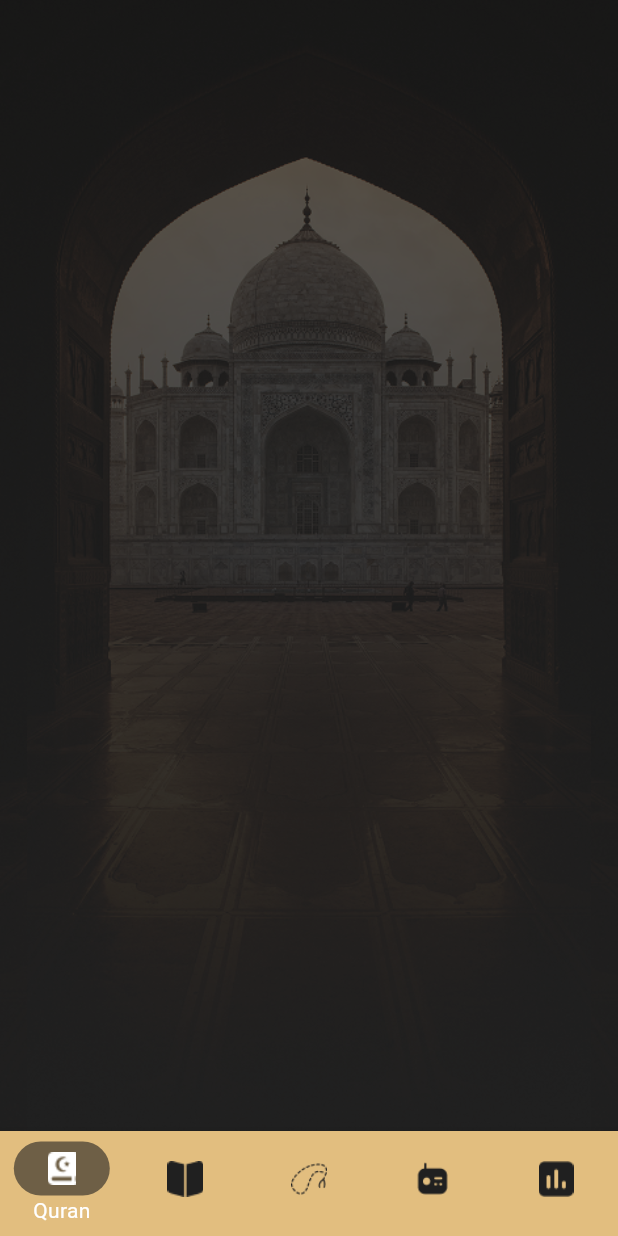
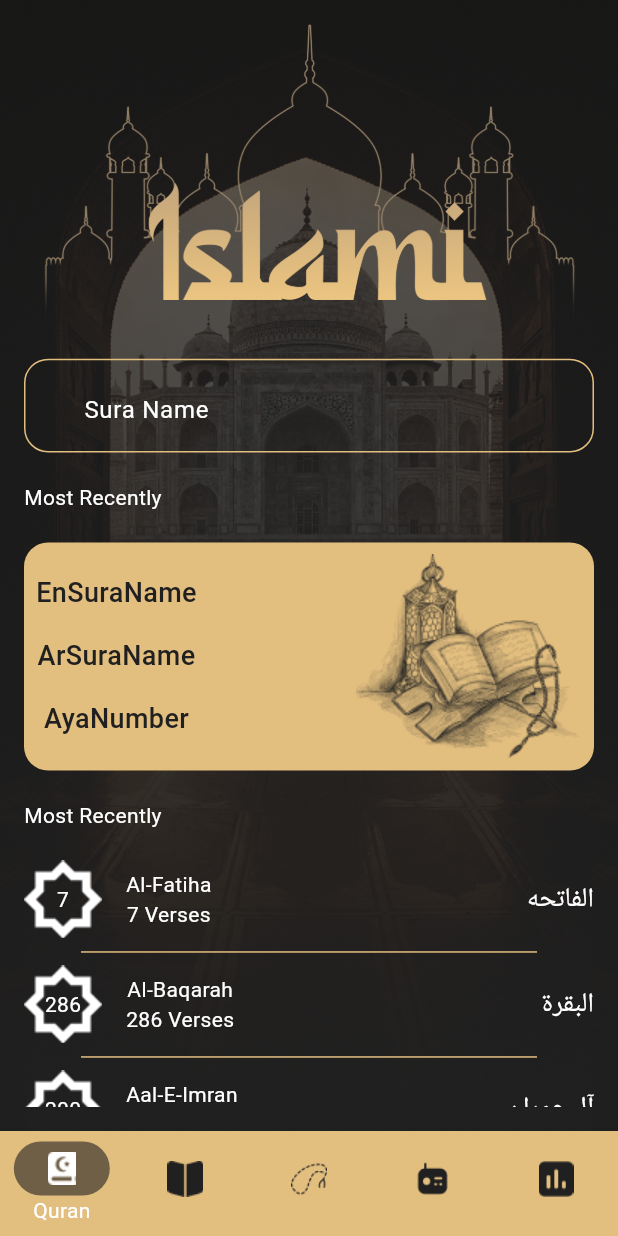
Before and after one commit to alaaHesham31/islami_app, a Flutter app: the HomeScreen screen opened by its route, on a phone screen of 412 x 824 dp. Run offline on Flutter 3.47's test engine with Material 3 defaults, Android fonts, the phone set to English and light mode, and no system bars; our stand-ins replace introduction_screen.

Commit message:
feat(quran): add quran tab with surahs list

```diff
--- /dev/null
+++ b/lib/home/quran/most_recently_widget.dart
@@ -0,0 +1,45 @@
+import 'package:flutter/material.dart';
+import 'package:islami_app_demo/theme/app_colors.dart';
+import 'package:islami_app_demo/theme/app_image.dart';
+
+
+class MostRecentlyWidget extends StatelessWidget {
+  const MostRecentlyWidget({super.key});
+
+  @override
+  Widget build(BuildContext context) {
+    return Container(
+      padding: EdgeInsets.all(8),
+      decoration: BoxDecoration(
+        color: AppColors.primaryColor,
+        borderRadius: BorderRadius.circular(16),
+      ),
+      child: Row(
+        mainAxisAlignment: MainAxisAlignment.spaceBetween,
+        children: [
+          Column(
+            children: [
+              Text(
+                'EnSuraName',
+                style: TextStyle(color: AppColors.blackColor, fontSize: 18, fontWeight: FontWeight.w500),
+              ),
+              SizedBox(height: 16,),
+              Text(
+                'ArSuraName',
+                style: TextStyle(color: AppColors.blackColor, fontSize: 18, fontWeight: FontWeight.w500),
+              ),
+              SizedBox(height: 16,),
+
+              Text(
+                'AyaNumber',
+                style: TextStyle(color: AppColors.blackColor,fontSize: 18, fontWeight: FontWeight.w500),
+              ),
+
+            ],
+          ),
+          Image.asset(AppImage.mostRecentlyBackground)
+        ],
+      ),
+    );
+  }
+}
--- a/lib/home/quran/quran_tab.dart
+++ b/lib/home/quran/quran_tab.dart
@@ -1,4 +1,7 @@
 import 'package:flutter/material.dart';
+import 'package:islami_app_demo/home/quran/most_recently_widget.dart';
+import 'package:islami_app_demo/home/quran/suras_list_widget.dart';
+import 'package:islami_app_demo/theme/app_colors.dart';
 import 'package:islami_app_demo/theme/app_image.dart';
 
 class QuranTab extends StatelessWidget {
@@ -7,11 +10,44 @@ class QuranTab extends StatelessWidget {
   @override
   Widget build(BuildContext context) {
     return Container(
+      padding: EdgeInsets.all(16),
       decoration: BoxDecoration(
           image: DecorationImage(image: AssetImage(AppImage.quranBackground))
       ),
       child: Scaffold(
-
+        body: Column(
+          crossAxisAlignment: CrossAxisAlignment.stretch,
+          children: [
+            Image.asset(AppImage.logoHeader),
+            TextFormField(
+              decoration: InputDecoration(
+                hintText: 'Sura Name',
+                hintStyle: TextStyle(color: AppColors.whiteColor),
+                prefix: Container(
+                    color: Colors.red,
+                    child: ImageIcon(AssetImage('assets/images/search_icon.png'))),
+                enabledBorder: OutlineInputBorder(
+                  borderRadius: BorderRadius.circular(16),
+                  borderSide: BorderSide(color: AppColors.primaryColor),
+                ),
+              ),
+            ),
+            SizedBox(height: 20),
+            Text(
+              'Most Recently',
+              style: TextStyle(color: AppColors.whiteColor),
+            ),
+            SizedBox(height: 20),
+            MostRecentlyWidget(),
+            SizedBox(height: 20),
+            Text(
+              'Most Recently',
+              style: TextStyle(color: AppColors.whiteColor),
+            ),
+            SizedBox(height: 20),
+            SurasListWidget(),
+          ],
+        ),
       ),
     );
   }
--- /dev/null
+++ b/lib/home/quran/suras_list_widget.dart
@@ -0,0 +1,414 @@
+import 'package:flutter/material.dart';
+import 'package:islami_app_demo/theme/app_colors.dart';
+import 'package:islami_app_demo/theme/app_image.dart';
+
+
+class SurasListWidget extends StatelessWidget {
+  SurasListWidget({super.key});
+
+  List<String> arabicAuranSuras = [
+    "الفاتحه",
+    "البقرة",
+    "آل عمران",
+    "النساء",
+    "المائدة",
+    "الأنعام",
+    "الأعراف",
+    "الأنفال",
+    "التوبة",
+    "يونس",
+    "هود",
+    "يوسف",
+    "الرعد",
+    "إبراهيم",
+    "الحجر",
+    "النحل",
+    "الإسراء",
+    "الكهف",
+    "مريم",
+    "طه",
+    "الأنبياء",
+    "الحج",
+    "المؤمنون",
+    "النّور",
+    "الفرقان",
+    "الشعراء",
+    "النّمل",
+    "القصص",
+    "العنكبوت",
+    "الرّوم",
+    "لقمان",
+    "السجدة",
+    "الأحزاب",
+    "سبأ",
+    "فاطر",
+    "يس",
+    "الصافات",
+    "ص",
+    "الزمر",
+    "غافر",
+    "فصّلت",
+    "الشورى",
+    "الزخرف",
+    "الدّخان",
+    "الجاثية",
+    "الأحقاف",
+    "محمد",
+    "الفتح",
+    "الحجرات",
+    "ق",
+    "الذاريات",
+    "الطور",
+    "النجم",
+    "القمر",
+    "الرحمن",
+    "الواقعة",
+    "الحديد",
+    "المجادلة",
+    "الحشر",
+    "الممتحنة",
+    "الصف",
+    "الجمعة",
+    "المنافقون",
+    "التغابن",
+    "الطلاق",
+    "التحريم",
+    "الملك",
+    "القلم",
+    "الحاقة",
+    "المعارج",
+    "نوح",
+    "الجن",
+    "المزّمّل",
+    "المدّثر",
+    "القيامة",
+    "الإنسان",
+    "المرسلات",
+    "النبأ",
+    "النازعات",
+    "عبس",
+    "التكوير",
+    "الإنفطار",
+    "المطفّفين",
+    "الإنشقاق",
+    "البروج",
+    "الطارق",
+    "الأعلى",
+    "الغاشية",
+    "الفجر",
+    "البلد",
+    "الشمس",
+    "الليل",
+    "الضحى",
+    "الشرح",
+    "التين",
+    "العلق",
+    "القدر",
+    "البينة",
+    "الزلزلة",
+    "العاديات",
+    "القارعة",
+    "التكاثر",
+    "العصر",
+    "الهمزة",
+    "الفيل",
+    "قريش",
+    "الماعون",
+    "الكوثر",
+    "الكافرون",
+    "النصر",
+    "المسد",
+    "الإخلاص",
+    "الفلق",
+    "الناس",
+  ];
+  List<String> englishQuranSurahs = [
+    "Al-Fatiha",
+    "Al-Baqarah",
+    "Aal-E-Imran",
+    "An-Nisa'",
+    "Al-Ma'idah",
+    "Al-An'am",
+    "Al-A'raf",
+    "Al-Anfal",
+    "At-Tawbah",
+    "Yunus",
+    "Hud",
+    "Yusuf",
+    "Ar-Ra'd",
+    "Ibrahim",
+    "Al-Hijr",
+    "An-Nahl",
+    "Al-Isra",
+    "Al-Kahf",
+    "Maryam",
+    "Ta-Ha",
+    "Al-Anbiya",
+    "Al-Hajj",
+    "Al-Mu'minun",
+    "An-Nur",
+    "Al-Furqan",
+    "Ash-Shu'ara",
+    "An-Naml",
+    "Al-Qasas",
+    "Al-Ankabut",
+    "Ar-Rum",
+    "Luqman",
+    "As-Sajda",
+    "Al-Ahzab",
+    "Saba",
+    "Fatir",
+    "Ya-Sin",
+    "As-Saffat",
+    "Sad",
+    "Az-Zumar",
+    "Ghafir",
+    "Fussilat",
+    "Ash-Shura",
+    "Az-Zukhruf",
+    "Ad-Dukhan",
+    "Al-Jathiya",
+    "Al-Ahqaf",
+    "Muhammad",
+    "Al-Fath",
+    "Al-Hujurat",
+    "Qaf",
+    "Adh-Dhariyat",
+    "At-Tur",
+    "An-Najm",
+    "Al-Qamar",
+    "Ar-Rahman",
+    "Al-Waqi'a",
+    "Al-Hadid",
+    "Al-Mujadila",
+    "Al-Hashr",
+    "Al-Mumtahina",
+    "As-Saff",
+    "Al-Jumu'a",
+    "Al-Munafiqun",
+    "At-Taghabun",
+    "At-Talaq",
+    "At-Tahrim",
+    "Al-Mulk",
+    "Al-Qalam",
+    "Al-Haqqah",
+    "Al-Ma'arij",
+    "Nuh",
+    "Al-Jinn",
+    "Al-Muzzammil",
+    "Al-Muddathir",
+    "Al-Qiyamah",
+    "Al-Insan",
+    "Al-Mursalat",
+    "An-Naba'",
+    "An-Nazi'at",
+    "Abasa",
+    "At-Takwir",
+    "Al-Infitar",
+    "Al-Mutaffifin",
+    "Al-Inshiqaq",
+    "Al-Buruj",
+    "At-Tariq",
+    "Al-A'la",
+    "Al-Ghashiyah",
+    "Al-Fajr",
+    "Al-Balad",
+    "Ash-Shams",
+    "Al-Lail",
+    "Ad-Duha",
+    "Ash-Sharh",
+    "At-Tin",
+    "Al-Alaq",
+    "Al-Qadr",
+    "Al-Bayyina",
+    "Az-Zalzalah",
+    "Al-Adiyat",
+    "Al-Qari'a",
+    "At-Takathur",
+    "Al-Asr",
+    "Al-Humazah",
+    "Al-Fil",
+    "Quraysh",
+    "Al-Ma'un",
+    "Al-Kawthar",
+    "Al-Kafirun",
+    "An-Nasr",
+    "Al-Masad",
+    "Al-Ikhlas",
+    "Al-Falaq",
+    "An-Nas",
+  ];
+  List<String> AyaNumber = [
+    '7',
+    '286',
+    '200',
+    '176',
+    '120',
+    '165',
+    '206',
+    '75',
+    '129',
+    '109',
+    '123',
+    '111',
+    '43',
+    '52',
+    '99',
+    '128',
+    '111',
+    '110',
+    '98',
+    '135',
+    '112',
+    '78',
+    '118',
+    '64',
+    '77',
+    '227',
+    '93',
+    '88',
+    '69',
+    '60',
+    '34',
+    '30',
+    '73',
+    '54',
+    '45',
+    '83',
+    '182',
+    '88',
+    '75',
+    '85',
+    '54',
+    '53',
+    '89',
+    '59',
+    '37',
+    '35',
+    '38',
+    '29',
+    '18',
+    '45',
+    '60',
+    '49',
+    '62',
+    '55',
+    '78',
+    '96',
+    '29',
+    '22',
+    '24',
+    '13',
+    '14',
+    '11',
+    '11',
+    '18',
+    '12',
+    '12',
+    '30',
+    '52',
+    '52',
+    '44',
+    '28',
+    '28',
+    '20',
+    '56',
+    '40',
+    '31',
+    '50',
+    '40',
+    '46',
+    '42',
+    '29',
+    '19',
+    '36',
+    '25',
+    '22',
+    '17',
+    '19',
+    '26',
+    '30',
+    '20',
+    '15',
+    '21',
+    '11',
+    '8',
+    '5',
+    '19',
+    '5',
+    '8',
+    '8',
+    '11',
+    '11',
+    '8',
+    '3',
+    '9',
+    '5',
+    '4',
+    '6',
+    '3',
+    '6',
+    '3',
+    '5',
+    '4',
+    '5',
+    '6',
+  ];
+
+  @override
+  Widget build(BuildContext context) {
+    return Expanded(
+      child: ListView.separated(
+        padding: EdgeInsets.zero,
+        itemBuilder: (context, index) {
+          return Row(
+            children: [
+              Stack(
+                alignment: Alignment.center,
+                children: [
+                  Image.asset(AppImage.vectorNumber),
+                  Text(
+                    '${AyaNumber[index]}',
+                    style: TextStyle(color: AppColors.whiteColor),
+                  ),
+                ],
+              ),
+              SizedBox(
+                width: 16,
+              ),
+              Column(
+                children: [
+                  Text(
+                    '${englishQuranSurahs[index]}',
+                    style: TextStyle(color: AppColors.whiteColor),
+                  ),
+                  Text(
+                    '${AyaNumber[index]} Verses',
+                    style: TextStyle(color: AppColors.whiteColor),
+                  ),
+                ],
+              ),
+              Spacer(),
+              Text(
+                '${arabicAuranSuras[index]}',
+                style: TextStyle(color: AppColors.whiteColor, fontSize: 18),
+              ),
+            ],
+          );
+        },
+        separatorBuilder: (context, index) {
+          return Padding(
+            padding: const EdgeInsets.all(8.0),
+            child: Divider(
+              height: 2,
+              indent: 30,
+              endIndent: 30,
+              color: AppColors.primaryColor,
+            ),
+          );
+        },
+        itemCount: arabicAuranSuras.length,
+      ),
+    );
+  }
+}
--- a/lib/theme/app_image.dart
+++ b/lib/theme/app_image.dart
@@ -16,7 +16,7 @@ class AppImage {
   static const String quranBackground = 'assets/images/quran_bg.png';
   static const String hadeathBackground = 'assets/images/hadeath_bg.png';
   static const String sebhaBackground = 'assets/images/sebha_bg.png';
-  static const String radioBackground = 'assets/images/radio.png';
+  static const String radioBackground = 'assets/images/radio_bg.png';
   static const String timeBackground = 'assets/images/time_bg.png';
 
 
```
Also changed, not shown: 1 other file.
